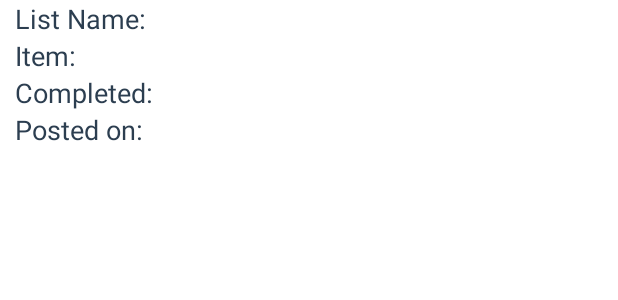
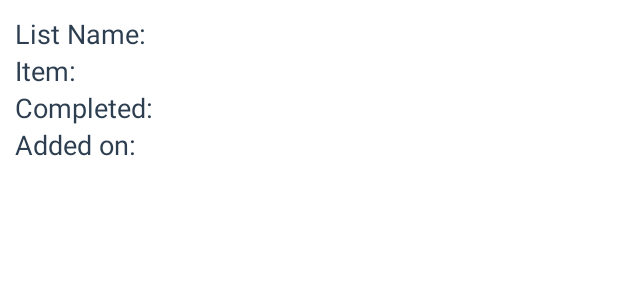
Before and after one commit to Emlay9/ToDoListApp, an Android app: the layout custom_row_archive.xml on its own in the app's theme, with its tools: preview values and no code run, on a phone screen of 412 x 824 dp. Shown: the top 300 px of the screen. Run offline under Robolectric (Android 15) with nearby library versions, the phone set to English and light mode, and no system bars.

Commit message:
finished archive, start of prefs

```diff
--- a/app/src/main/java/com/example/ethomas13/todolistapp/MainActivity.java
+++ b/app/src/main/java/com/example/ethomas13/todolistapp/MainActivity.java
@@ -100,6 +100,7 @@ public class MainActivity extends AppCompatActivity
             {
                 Intent intent = new Intent(this, ArchiveActivity.class);
                 this.startActivity(intent);
+                break;
             }
         }
         return true;
--- a/app/src/main/res/layout/custom_row_archive.xml
+++ b/app/src/main/res/layout/custom_row_archive.xml
@@ -8,6 +8,7 @@
     <TextView
         android:id="@+id/tv_archive_list_name_label"
         android:layout_width="100dp"
+        android:layout_marginTop="10dp"
         android:layout_marginStart="10dp"
         android:layout_height="wrap_content"
         android:text="@string/archive_list_name_label"
@@ -16,6 +17,7 @@
 
     <TextView
         android:id="@+id/tv_archive_list_name"
+        android:layout_marginTop="10dp"
         android:layout_width="wrap_content"
         android:layout_height="wrap_content"
         android:layout_toEndOf="@+id/tv_archive_list_name_label"
--- a/app/src/main/res/values/strings.xml
+++ b/app/src/main/res/values/strings.xml
@@ -13,5 +13,5 @@
     <string name="archive_list_name_label">List Name: </string>
     <string name="archive_content_label">Item: </string>
     <string name="archive_completed_label">Completed: </string>
-    <string name="archive_date_label">Posted on: </string>
+    <string name="archive_date_label">Added on: </string>
 </resources>
--- /dev/null
+++ b/app/src/main/res/xml/prefs.xml
@@ -0,0 +1,4 @@
+<?xml version="1.0" encoding="utf-8"?>
+<PreferenceScreen xmlns:android="http://schemas.android.com/apk/res/android">
+
+</PreferenceScreen>
```
Also changed, not shown: app/src/main/java/com/example/ethomas13/todolistapp/ListItemsActivity.java (+8 -0 lines), app/src/main/res/values/arrays.xml (added, +11 -0 lines).
